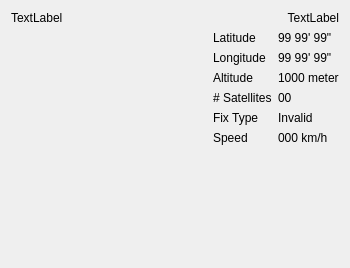
Qt form src/GPS/qgpsmainwindowui.ui (openstreetmap/merkaartor) before a commit.
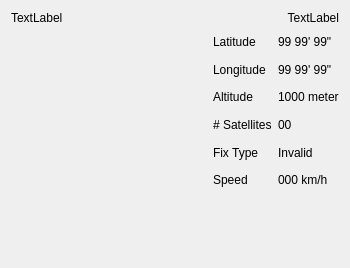
The same form after that commit. Custom widgets are drawn as their Qt base class.

```diff
--- a/src/GPS/qgpsmainwindowui.ui
+++ b/src/GPS/qgpsmainwindowui.ui
@@ -40,7 +40,7 @@
      <item>
       <widget class="QGPSSatelliteTracker" name="satTracker" native="true">
        <property name="sizePolicy">
-        <sizepolicy hsizetype="Expanding" vsizetype="Minimum">
+        <sizepolicy hsizetype="Expanding" vsizetype="Expanding">
          <horstretch>0</horstretch>
          <verstretch>0</verstretch>
         </sizepolicy>
@@ -167,6 +167,12 @@
    </item>
    <item>
     <widget class="SatelliteStrengthView" name="StrengthView" native="true">
+     <property name="sizePolicy">
+      <sizepolicy hsizetype="MinimumExpanding" vsizetype="MinimumExpanding">
+       <horstretch>0</horstretch>
+       <verstretch>0</verstretch>
+      </sizepolicy>
+     </property>
      <property name="minimumSize">
       <size>
        <width>0</width>
@@ -181,19 +187,6 @@
      </property>
     </widget>
    </item>
-   <item>
-    <spacer name="verticalSpacer">
-     <property name="orientation">
-      <enum>Qt::Vertical</enum>
-     </property>
-     <property name="sizeHint" stdset="0">
-      <size>
-       <width>20</width>
-       <height>40</height>
-      </size>
-     </property>
-    </spacer>
-   </item>
   </layout>
  </widget>
  <customwidgets>
```
Left out of the diff: 4 changed lines with no effect on the pictures.
